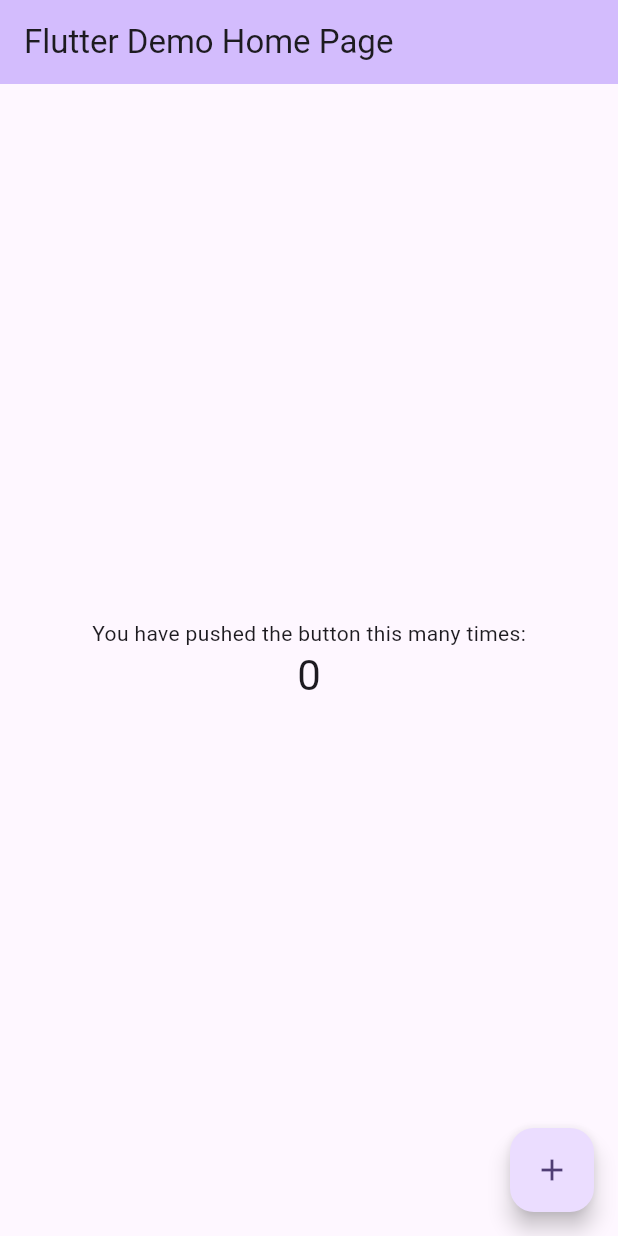
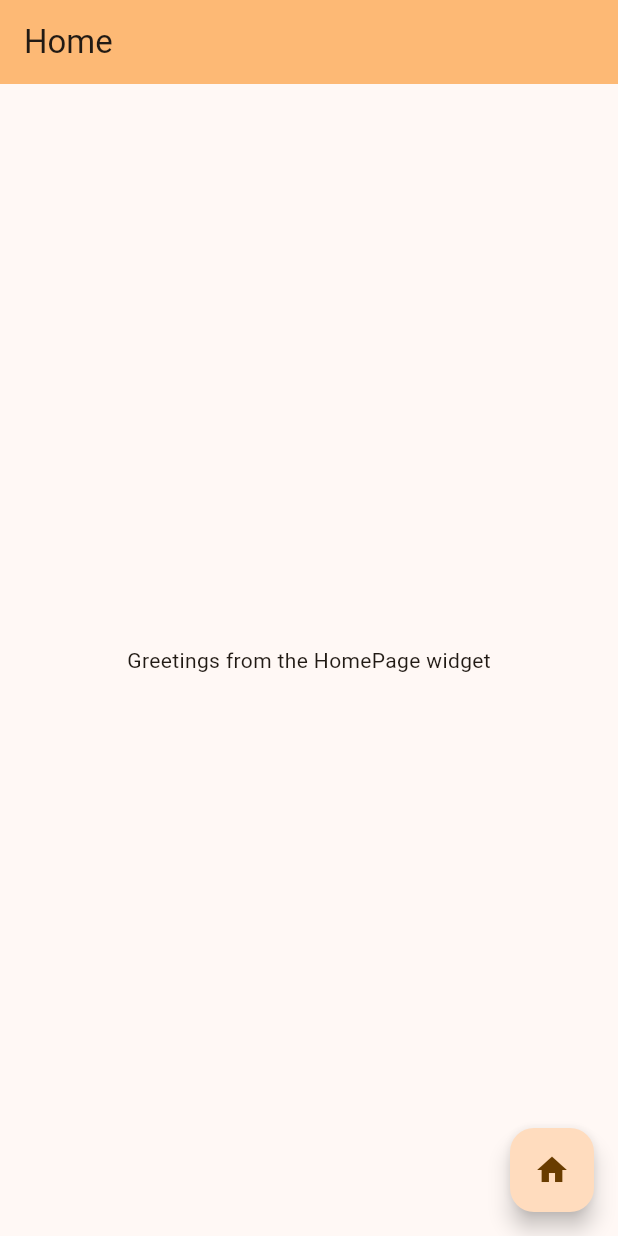
Before and after one commit to DaoTanP/app_ban_sach_bookie, a Flutter app: the screen it shows after launch, on a phone screen of 412 x 824 dp. Run offline on Flutter 3.47's test engine with Material 2 defaults, Android fonts, the phone set to English and light mode, and no system bars.

Commit message:
tạo cấu trúc thư mục và một số file widget

```diff
--- /dev/null
+++ b/lib/common_widgets/home_page.dart
@@ -0,0 +1,26 @@
+import 'package:flutter/material.dart';
+
+class HomePage extends StatelessWidget {
+  const HomePage({Key? key}) : super(key: key);
+
+  @override
+  Widget build(BuildContext context) {
+    return Scaffold(
+      appBar: AppBar(
+        // TRY THIS: Try changing the color here to a specific color (to
+        // Colors.amber, perhaps?) and trigger a hot reload to see the AppBar
+        // change color while the other colors stay the same.
+        backgroundColor: Theme.of(context).colorScheme.inversePrimary,
+        title: const Text('Home'),
+      ),
+      body: const Center(
+        child: Text('Greetings from the HomePage widget'),
+      ),
+      floatingActionButton: FloatingActionButton(
+        onPressed: () {},
+        tooltip: 'Increment',
+        child: const Icon(Icons.home),
+      ),
+    );
+  }
+}
--- a/lib/main.dart
+++ b/lib/main.dart
@@ -1,4 +1,5 @@
 import 'package:flutter/material.dart';
+import 'package:app_ban_sach_bookie/common_widgets/home_page.dart';
 
 void main() {
   runApp(const MyApp());
@@ -13,113 +14,10 @@ class MyApp extends StatelessWidget {
     return MaterialApp(
       title: 'Flutter Demo',
       theme: ThemeData(
-        // This is the theme of your application.
-        //
-        // TRY THIS: Try running your application with "flutter run". You'll see
-        // the application has a blue toolbar. Then, without quitting the app,
-        // try changing the seedColor in the colorScheme below to Colors.green
-        // and then invoke "hot reload" (save your changes or press the "hot
-        // reload" button in a Flutter-supported IDE, or press "r" if you used
-        // the command line to start the app).
-        //
-        // Notice that the counter didn't reset back to zero; the application
-        // state is not lost during the reload. To reset the state, use hot
-        // restart instead.
-        //
-        // This works for code too, not just values: Most code changes can be
-        // tested with just a hot reload.
-        colorScheme: ColorScheme.fromSeed(seedColor: Colors.deepPurple),
+        colorScheme: ColorScheme.fromSeed(seedColor: Colors.orange),
         useMaterial3: true,
       ),
-      home: const MyHomePage(title: 'Flutter Demo Home Page'),
+      home: const HomePage(),
     );
   }
 }
-
-class MyHomePage extends StatefulWidget {
-  const MyHomePage({super.key, required this.title});
-
-  // This widget is the home page of your application. It is stateful, meaning
-  // that it has a State object (defined below) that contains fields that affect
-  // how it looks.
-
-  // This class is the configuration for the state. It holds the values (in this
-  // case the title) provided by the parent (in this case the App widget) and
-  // used by the build method of the State. Fields in a Widget subclass are
-  // always marked "final".
-
-  final String title;
-
-  @override
-  State<MyHomePage> createState() => _MyHomePageState();
-}
-
-class _MyHomePageState extends State<MyHomePage> {
-  int _counter = 0;
-
-  void _incrementCounter() {
-    setState(() {
-      // This call to setState tells the Flutter framework that something has
-      // changed in this State, which causes it to rerun the build method below
-      // so that the display can reflect the updated values. If we changed
-      // _counter without calling setState(), then the build method would not be
-      // called again, and so nothing would appear to happen.
-      _counter++;
-    });
-  }
-
-  @override
-  Widget build(BuildContext context) {
-    // This method is rerun every time setState is called, for instance as done
-    // by the _incrementCounter method above.
-    //
-    // The Flutter framework has been optimized to make rerunning build methods
-    // fast, so that you can just rebuild anything that needs updating rather
-    // than having to individually change instances of widgets.
-    return Scaffold(
-      appBar: AppBar(
-        // TRY THIS: Try changing the color here to a specific color (to
-        // Colors.amber, perhaps?) and trigger a hot reload to see the AppBar
-        // change color while the other colors stay the same.
-        backgroundColor: Theme.of(context).colorScheme.inversePrimary,
-        // Here we take the value from the MyHomePage object that was created by
-        // the App.build method, and use it to set our appbar title.
-        title: Text(widget.title),
-      ),
-      body: Center(
-        // Center is a layout widget. It takes a single child and positions it
-        // in the middle of the parent.
-        child: Column(
-          // Column is also a layout widget. It takes a list of children and
-          // arranges them vertically. By default, it sizes itself to fit its
-          // children horizontally, and tries to be as tall as its parent.
-          //
-          // Column has various properties to control how it sizes itself and
-          // how it positions its children. Here we use mainAxisAlignment to
-          // center the children vertically; the main axis here is the vertical
-          // axis because Columns are vertical (the cross axis would be
-          // horizontal).
-          //
-          // TRY THIS: Invoke "debug painting" (choose the "Toggle Debug Paint"
-          // action in the IDE, or press "p" in the console), to see the
-          // wireframe for each widget.
-          mainAxisAlignment: MainAxisAlignment.center,
-          children: <Widget>[
-            const Text(
-              'You have pushed the button this many times:',
-            ),
-            Text(
-              '$_counter',
-              style: Theme.of(context).textTheme.headlineMedium,
-            ),
-          ],
-        ),
-      ),
-      floatingActionButton: FloatingActionButton(
-        onPressed: _incrementCounter,
-        tooltip: 'Increment',
-        child: const Icon(Icons.add),
-      ), // This trailing comma makes auto-formatting nicer for build methods.
-    );
-  }
-}
```
Also changed, not shown: lib/features/login/views/login_page.dart (added), lib/features/signup/views/signup_page.dart (added).
